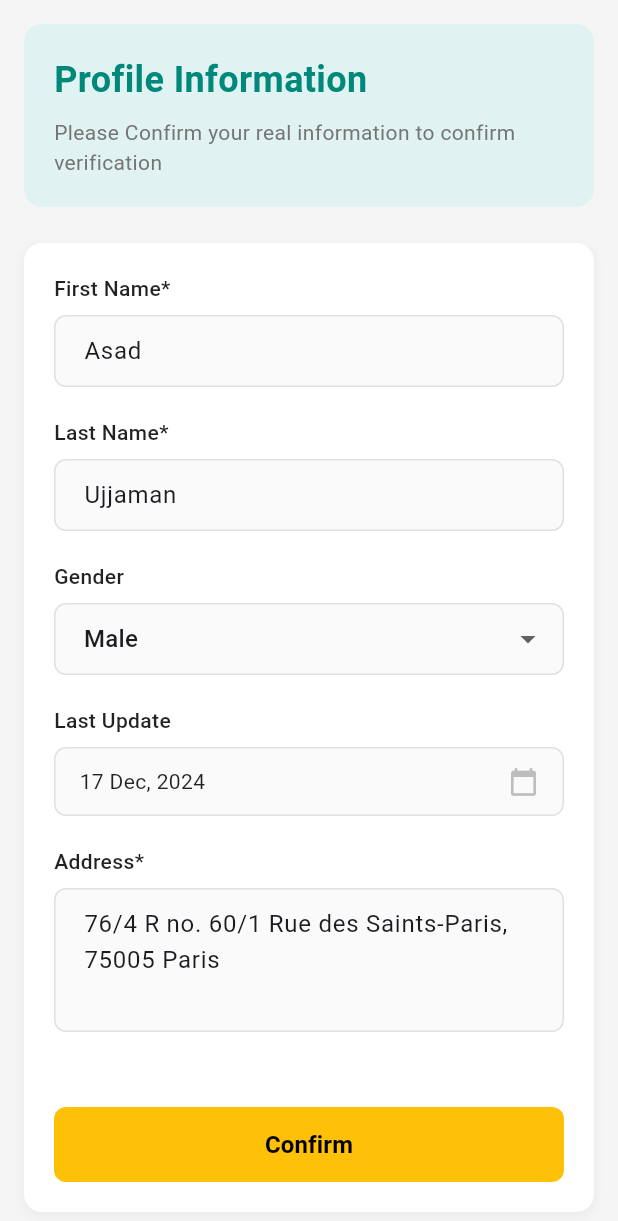
After one commit to Atik-hridoy/electroNic_seller, a Flutter app: the ProfileInfoView screen opened by its route, on a phone screen of 412 x 824 dp. The commit adds this screen. Shown: the top 1221 px of the screen. Run offline on Flutter 3.47's test engine with Material 3 defaults, Android fonts, the phone set to English and light mode, and no system bars; our stand-ins replace dio, flutter_spinkit, get, shared_preferences, smooth_page_indicator; accounts and stored records are empty.

Commit message:
profile_info

```diff
--- a/lib/features/auth/bindings/bindings.dart
+++ b/lib/features/auth/bindings/bindings.dart
@@ -1,9 +1,8 @@
-
 import 'package:get/get.dart';
 
 import '../controllers/authController.dart';
 import '../controllers/otpController.dart';
-
+import '../controllers/profile_info_controller.dart';
 
 class AuthBinding extends Bindings {
   @override
@@ -14,6 +13,9 @@ class AuthBinding extends Bindings {
     Get.lazyPut<AuthController>(
       () => AuthController(),
     );
+    Get.lazyPut<ProfileInfoController>(
+      () => ProfileInfoController(),
+    );
 
   }
 }
--- a/lib/features/auth/controllers/otpController.dart
+++ b/lib/features/auth/controllers/otpController.dart
@@ -69,8 +69,8 @@ class OtpController extends GetxController {
     final otp = otpControllers.map((controller) => controller.text).join();
     if (otp.length == 5) {
       // TODO: Add your OTP verification logic here
-      // For now, we'll just navigate to checkout on successful verification
-      //Get.offAllNamed(Routes.checkout);
+      // For now, navigate to profile info on successful verification
+      Get.offAllNamed(Routes.profileInfo);
     } else {
       Get.snackbar(
         'Error',
--- /dev/null
+++ b/lib/features/auth/controllers/profile_info_controller.dart
@@ -0,0 +1,178 @@
+import 'package:flutter/material.dart';
+import 'package:get/get.dart';
+
+class ProfileInfoController extends GetxController {
+  // Form key
+  final formKey = GlobalKey<FormState>();
+
+  // Text controllers
+  final firstNameController = TextEditingController();
+  final lastNameController = TextEditingController();
+  final addressController = TextEditingController();
+
+  // Observable variables
+  final selectedGender = ''.obs;
+  final selectedDate = Rx<DateTime?>(null);
+  final isLoading = false.obs;
+
+  // Gender options
+  final List<String> genderOptions = ['Male', 'Female', 'Other'];
+
+  @override
+  void onInit() {
+    super.onInit();
+    _loadInitialData();
+  }
+
+  @override
+  void onClose() {
+    firstNameController.dispose();
+    lastNameController.dispose();
+    addressController.dispose();
+    super.onClose();
+  }
+
+  void _loadInitialData() {
+    firstNameController.text = 'Asad';
+    lastNameController.text = 'Ujjaman';
+    selectedGender.value = 'Male';
+    selectedDate.value = DateTime(2024, 12, 17);
+    addressController.text = '76/4 R no. 60/1 Rue des Saints-Paris, 75005 Paris';
+  }
+
+  String? validateFirstName(String? value) {
+    if (value == null || value.trim().isEmpty) {
+      return 'First name is required';
+    }
+    if (value.trim().length < 2) {
+      return 'First name must be at least 2 characters';
+    }
+    return null;
+  }
+
+  String? validateLastName(String? value) {
+    if (value == null || value.trim().isEmpty) {
+      return 'Last name is required';
+    }
+    if (value.trim().length < 2) {
+      return 'Last name must be at least 2 characters';
+    }
+    return null;
+  }
+
+  String? validateAddress(String? value) {
+    if (value == null || value.trim().isEmpty) {
+      return 'Address is required';
+    }
+    if (value.trim().length < 10) {
+      return 'Please enter a complete address';
+    }
+    return null;
+  }
+
+  Future<void> selectDate(BuildContext context) async {
+    final DateTime? picked = await showDatePicker(
+      context: context,
+      initialDate: selectedDate.value ?? DateTime.now(),
+      firstDate: DateTime(1900),
+      lastDate: DateTime.now(),
+      builder: (context, child) {
+        return Theme(
+          data: Theme.of(context).copyWith(
+            colorScheme: ColorScheme.light(
+              primary: Colors.teal.shade600,
+              onPrimary: Colors.white,
+              surface: Colors.white,
+              onSurface: Colors.black,
+            ),
+          ),
+          child: child!,
+        );
+      },
+    );
+
+    if (picked != null) {
+      selectedDate.value = picked;
+    }
+  }
+
+  Future<void> confirmProfile() async {
+    if (!formKey.currentState!.validate()) {
+      Get.snackbar(
+        'Validation Error',
+        'Please fill all required fields correctly',
+        snackPosition: SnackPosition.BOTTOM,
+        backgroundColor: Colors.red,
+        colorText: Colors.white,
+        duration: const Duration(seconds: 3),
+      );
+      return;
+    }
+
+    try {
+      isLoading.value = true;
+
+      final profileData = {
+        'firstName': firstNameController.text.trim(),
+        'lastName': lastNameController.text.trim(),
+        'gender': selectedGender.value,
+        'lastUpdate': selectedDate.value?.toIso8601String(),
+        'address': addressController.text.trim(),
+      };
+
+      await Future.delayed(const Duration(seconds: 2));
+
+      Get.snackbar(
+        'Success',
+        'Profile information updated successfully',
+        snackPosition: SnackPosition.BOTTOM,
+        backgroundColor: Colors.green,
+        colorText: Colors.white,
+        duration: const Duration(seconds: 3),
+      );
+
+      Get.back();
+
+    } catch (error) {
+      Get.snackbar(
+        'Error',
+        'Failed to update profile information. Please try again.',
+        snackPosition: SnackPosition.BOTTOM,
+        backgroundColor: Colors.red,
+        colorText: Colors.white,
+        duration: const Duration(seconds: 3),
+      );
+    } finally {
+      isLoading.value = false;
+    }
+  }
+
+  void clearForm() {
+    firstNameController.clear();
+    lastNameController.clear();
+    addressController.clear();
+    selectedGender.value = '';
+    selectedDate.value = null;
+  }
+
+  void resetForm() {
+    _loadInitialData();
+  }
+
+  bool get hasChanges {
+    return firstNameController.text.trim() != 'Asad' ||
+        lastNameController.text.trim() != 'Ujjaman' ||
+        selectedGender.value != 'Male' ||
+        selectedDate.value != DateTime(2024, 12, 17) ||
+        addressController.text.trim() != '76/4 R no. 60/1 Rue des Saints-Paris, 75005 Paris';
+  }
+
+  String formatDate(DateTime? date) {
+    if (date == null) return '';
+    final months = [
+      '', 'Jan', 'Feb', 'Mar', 'Apr', 'May', 'Jun',
+      'Jul', 'Aug', 'Sep', 'Oct', 'Nov', 'Dec'
+    ];
+    return '${date.day} ${months[date.month]}, ${date.year}';
+  }
+}
--- /dev/null
+++ b/lib/features/auth/views/profile_info.dart
@@ -0,0 +1,334 @@
+import 'package:flutter/material.dart';
+import 'package:get/get.dart';
+import '../controllers/profile_info_controller.dart';
+
+class ProfileInfoView extends GetView<ProfileInfoController> {
+  const ProfileInfoView({super.key});
+
+  @override
+  Widget build(BuildContext context) {
+    return Scaffold(
+      backgroundColor: Colors.grey[100],
+      body: Padding(
+        padding: const EdgeInsets.all(16.0),
+        child: Column(
+          crossAxisAlignment: CrossAxisAlignment.start,
+          children: [
+            _buildHeader(),
+            const SizedBox(height: 24),
+            Expanded(child: _buildForm()),
+          ],
+        ),
+      ),
+    );
+  }
+
+  Widget _buildHeader() {
+    return Container(
+      padding: const EdgeInsets.all(20),
+      decoration: BoxDecoration(
+        color: Colors.teal.shade50,
+        borderRadius: BorderRadius.circular(12),
+      ),
+      child: Column(
+        crossAxisAlignment: CrossAxisAlignment.start,
+        children: [
+          Text(
+            'Profile Information',
+            style: TextStyle(
+              fontSize: 24,
+              fontWeight: FontWeight.bold,
+              color: Colors.teal.shade600,
+            ),
+          ),
+          const SizedBox(height: 8),
+          Text(
+            'Please Confirm your real information to confirm verification',
+            style: TextStyle(
+              fontSize: 14,
+              color: Colors.grey[600],
+            ),
+          ),
+        ],
+      ),
+    );
+  }
+
+  Widget _buildForm() {
+    return Container(
+      padding: const EdgeInsets.all(20),
+      decoration: BoxDecoration(
+        color: Colors.white,
+        borderRadius: BorderRadius.circular(12),
+        boxShadow: [
+          BoxShadow(
+            color: Colors.grey.withOpacity(0.1),
+            spreadRadius: 1,
+            blurRadius: 4,
+            offset: const Offset(0, 2),
+          ),
+        ],
+      ),
+      child: Form(
+        key: controller.formKey,
+        child: Column(
+          crossAxisAlignment: CrossAxisAlignment.start,
+          children: [
+            _buildFirstNameField(),
+            const SizedBox(height: 20),
+            _buildLastNameField(),
+            const SizedBox(height: 20),
+            _buildGenderField(),
+            const SizedBox(height: 20),
+            _buildDateField(),
+            const SizedBox(height: 20),
+            _buildAddressField(),
+            const Spacer(),
+            _buildConfirmButton(),
+          ],
+        ),
+      ),
+    );
+  }
+
+  Widget _buildFirstNameField() {
+    return Column(
+      crossAxisAlignment: CrossAxisAlignment.start,
+      children: [
+        _buildLabel('First Name*'),
+        const SizedBox(height: 8),
+        _buildTextField(
+          controller: controller.firstNameController,
+          hintText: 'Asad',
+          validator: controller.validateFirstName,
+        ),
+      ],
+    );
+  }
+
+  Widget _buildLastNameField() {
+    return Column(
+      crossAxisAlignment: CrossAxisAlignment.start,
+      children: [
+        _buildLabel('Last Name*'),
+        const SizedBox(height: 8),
+        _buildTextField(
+          controller: controller.lastNameController,
+          hintText: 'Ujjaman',
+          validator: controller.validateLastName,
+        ),
+      ],
+    );
+  }
+
+  Widget _buildGenderField() {
+    return Column(
+      crossAxisAlignment: CrossAxisAlignment.start,
+      children: [
+        _buildLabel('Gender'),
+        const SizedBox(height: 8),
+        Obx(() => _buildDropdown(
+          value: controller.selectedGender.value.isEmpty
+              ? null
+              : controller.selectedGender.value,
+          items: controller.genderOptions,
+          onChanged: (value) => controller.selectedGender.value = value ?? '',
+          hintText: 'Male',
+        )),
+      ],
+    );
+  }
+
+  Widget _buildDateField() {
+    return Column(
+      crossAxisAlignment: CrossAxisAlignment.start,
+      children: [
+        _buildLabel('Last Update'),
+        const SizedBox(height: 8),
+        Obx(() => _buildDateFieldInput(
+          selectedDate: controller.selectedDate.value,
+          onTap: () => controller.selectDate(Get.context!),
+        )),
+      ],
+    );
+  }
+
+  Widget _buildAddressField() {
+    return Column(
+      crossAxisAlignment: CrossAxisAlignment.start,
+      children: [
+        _buildLabel('Address*'),
+        const SizedBox(height: 8),
+        _buildTextField(
+          controller: controller.addressController,
+          hintText: '76/4 R no. 60/1 Rue des Saints-Paris, 75005 Paris',
+          maxLines: 3,
+          validator: controller.validateAddress,
+        ),
+      ],
+    );
+  }
+
+  Widget _buildConfirmButton() {
+    return SizedBox(
+      width: double.infinity,
+      height: 50,
+      child: Obx(() => ElevatedButton(
+        onPressed: controller.isLoading.value
+            ? null
+            : controller.confirmProfile,
+        style: ElevatedButton.styleFrom(
+          backgroundColor: Colors.amber,
+          shape: RoundedRectangleBorder(
+            borderRadius: BorderRadius.circular(8),
+          ),
+          elevation: 0,
+        ),
+        child: controller.isLoading.value
+            ? const SizedBox(
+          height: 20,
+          width: 20,
+          child: CircularProgressIndicator(
+            strokeWidth: 2,
+            valueColor: AlwaysStoppedAnimation<Color>(Colors.white),
+          ),
+        )
+            : const Text(
+          'Confirm',
+          style: TextStyle(
+            color: Colors.black,
+            fontSize: 16,
+            fontWeight: FontWeight.w600,
+          ),
+        ),
+      )),
+    );
+  }
+
+  Widget _buildLabel(String text) {
+    return Text(
+      text,
+      style: const TextStyle(
+        fontSize: 14,
+        fontWeight: FontWeight.w500,
+        color: Colors.black87,
+      ),
+    );
+  }
+
+  Widget _buildTextField({
+    required TextEditingController controller,
+    required String hintText,
+    int maxLines = 1,
+    String? Function(String?)? validator,
+  }) {
+    return TextFormField(
+      controller: controller,
+      maxLines: maxLines,
+      validator: validator,
+      decoration: InputDecoration(
+        hintText: hintText,
+        hintStyle: TextStyle(
+          color: Colors.grey[400],
+          fontSize: 14,
+        ),
+        filled: true,
+        fillColor: Colors.grey[50],
+        border: OutlineInputBorder(
+          borderRadius: BorderRadius.circular(8),
+          borderSide: BorderSide(color: Colors.grey[300]!),
+        ),
+        enabledBorder: OutlineInputBorder(
+          borderRadius: BorderRadius.circular(8),
+          borderSide: BorderSide(color: Colors.grey[300]!),
+        ),
+        focusedBorder: OutlineInputBorder(
+          borderRadius: BorderRadius.circular(8),
+          borderSide: BorderSide(color: Colors.teal.shade300, width: 2),
+        ),
+        errorBorder: OutlineInputBorder(
+          borderRadius: BorderRadius.circular(8),
+          borderSide: const BorderSide(color: Colors.red),
+        ),
+        contentPadding: const EdgeInsets.symmetric(horizontal: 16, vertical: 12),
+      ),
+    );
+  }
+
+  Widget _buildDropdown({
+    required String? value,
+    required List<String> items,
+    required Function(String?) onChanged,
+    required String hintText,
+  }) {
+    return DropdownButtonFormField<String>(
+      value: value,
+      items: items.map((String item) {
+        return DropdownMenuItem<String>(
+          value: item,
+          child: Text(item),
+        );
+      }).toList(),
+      onChanged: onChanged,
+      decoration: InputDecoration(
+        hintText: hintText,
+        hintStyle: TextStyle(
+          color: Colors.grey[400],
+          fontSize: 14,
+        ),
+        filled: true,
+        fillColor: Colors.grey[50],
+        border: OutlineInputBorder(
+          borderRadius: BorderRadius.circular(8),
+          borderSide: BorderSide(color: Colors.grey[300]!),
+        ),
+        enabledBorder: OutlineInputBorder(
+          borderRadius: BorderRadius.circular(8),
+          borderSide: BorderSide(color: Colors.grey[300]!),
+        ),
+        focusedBorder: OutlineInputBorder(
+          borderRadius: BorderRadius.circular(8),
+          borderSide: BorderSide(color: Colors.teal.shade300, width: 2),
+        ),
+        contentPadding: const EdgeInsets.symmetric(horizontal: 16, vertical: 12),
+      ),
+    );
+  }
+
+  Widget _buildDateFieldInput({
+    required DateTime? selectedDate,
+    required VoidCallback onTap,
+  }) {
+    return GestureDetector(
+      onTap: onTap,
+      child: Container(
+        width: double.infinity,
+        padding: const EdgeInsets.symmetric(horizontal: 16, vertical: 12),
+        decoration: BoxDecoration(
+          color: Colors.grey[50],
+          border: Border.all(color: Colors.grey[300]!),
+          borderRadius: BorderRadius.circular(8),
+        ),
+        child: Row(
+          mainAxisAlignment: MainAxisAlignment.spaceBetween,
+          children: [
+            Text(
+              selectedDate != null
+                  ? controller.formatDate(selectedDate)
+                  : '17 Dec, 2024',
+              style: TextStyle(
+                color: selectedDate != null ? Colors.black87 : Colors.grey[400],
+                fontSize: 14,
+              ),
+            ),
+            Icon(
+              Icons.calendar_today,
+              color: Colors.grey[400],
+              size: 20,
+            ),
+          ],
+        ),
+      ),
+    );
+  }
+}
--- a/lib/routes/app_pages.dart
+++ b/lib/routes/app_pages.dart
@@ -4,6 +4,7 @@ import 'package:get/get_navigation/src/routes/get_route.dart';
 import '../features/auth/bindings/bindings.dart';
 import '../features/auth/views/authview.dart';
 import '../features/auth/views/otpView.dart';
+import '../features/auth/views/profile_info.dart';
 import '../features/onboarding/bindings/onboarding_bindings.dart';
 import '../features/onboarding/views/onboarding.dart';
 
@@ -33,5 +34,10 @@ class AppPages {
       page: () => const OtpView(),
       binding: AuthBinding(),
     ),
+    GetPage(
+      name: Routes.profileInfo,
+      page: () => const ProfileInfoView(),
+      binding: AuthBinding(),
+    ),
   ];
 }
--- a/lib/routes/app_routes.dart
+++ b/lib/routes/app_routes.dart
@@ -5,4 +5,5 @@ abstract class Routes {
   static const String onboarding = '/onboarding';
   static const String auth = '/auth';
   static const String otp = '/otp';
+  static const String profileInfo = '/profileInfo';
 }
```
Also changed, not shown: lib/features/auth/controllers/auth_controller.dart (deleted).
